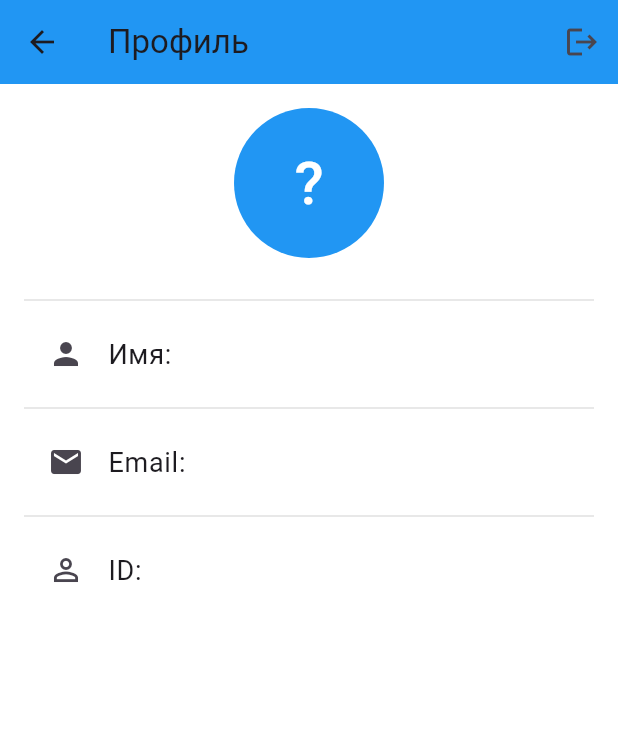
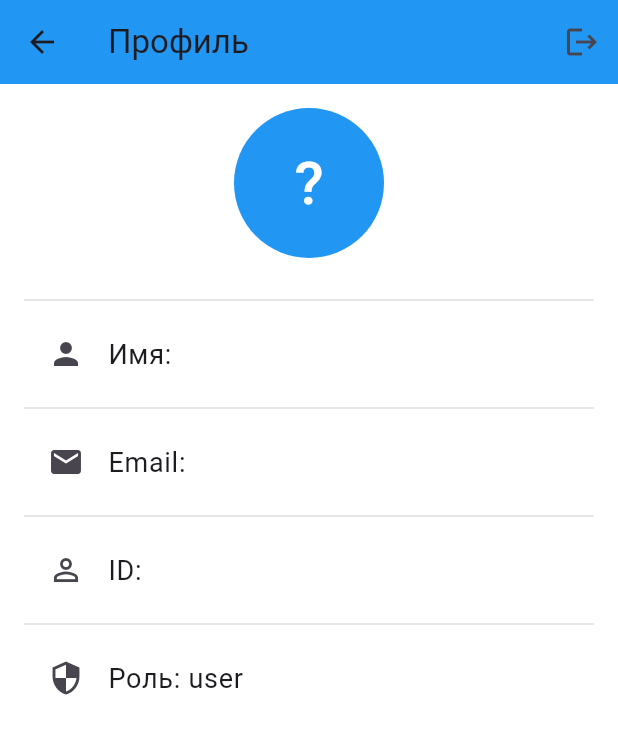
Before and after one commit to Git-p31/my_flutter_app, a Flutter app: the ProfilePage screen opened directly with empty values, on a phone screen of 412 x 824 dp. Shown: the top 734 px of the screen. Run offline on Flutter 3.47's test engine with Material 3 defaults, Android fonts, the light colour scheme and no system bars; our stand-ins replace cloud_firestore, firebase_core, image_picker, logger, package_info_plus, shared_preferences and 2 more; accounts and stored records are empty; network calls fail.

Commit message:
роль в профель

```diff
--- a/lib/main.dart
+++ b/lib/main.dart
@@ -187,7 +187,7 @@ class _HomePageState extends State<HomePage> {
         const BroadcastsPage(),
         const WorkshopsPage(),
         const CharityPage(),
-        if (_userRole == 'admin') const CardsPage(),
+        if (_userRole == 'admin' || _userRole == 'rebe' || _userRole == 'moderator') const CardsPage(),
       ];
     });
   }
@@ -268,7 +268,7 @@ class _HomePageState extends State<HomePage> {
                 onToggleTheme: widget.onToggleTheme,
                 isDarkTheme: widget.isDarkTheme,
                 appVersion: widget.appVersion,
-                updateAvailable: false,
+                updateAvailable: false, updateUrl: '',
               ),
             ),
           ),
@@ -309,7 +309,7 @@ class _HomePageState extends State<HomePage> {
             _buildDrawerItem(Icons.live_tv, 'Трансляции', 2),
             _buildDrawerItem(Icons.work, 'Воркшопы', 3),
             _buildDrawerItem(Icons.volunteer_activism, 'Цдака', 4),
-            if (_userRole == 'admin')
+            if (_userRole == 'admin' || _userRole == 'rebe' || _userRole == 'moderator')
               _buildDrawerItem(Icons.folder, 'Проекты', 5),
           ],
         ),
--- a/lib/pages/profile_page.dart
+++ b/lib/pages/profile_page.dart
@@ -113,6 +113,11 @@ class ProfilePage extends StatelessWidget {
               leading: const Icon(Icons.perm_identity),
               title: Text('ID: $userId', style: const TextStyle(fontSize: 18)),
             ),
+            Divider(color: Colors.grey[300]),
+            ListTile(
+              leading: const Icon(Icons.security),
+              title: Text('Роль: $userRole', style: const TextStyle(fontSize: 18)),
+            ),
             // Условие для отображения кнопки админ панели
             if (userId == adminUserId)
               Padding(
```
